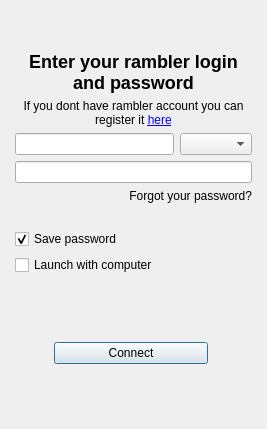
Above: src/plugins/optionsmanager/logindialog.ui from silvansky/Contacts before the change. Below: the same form after it.
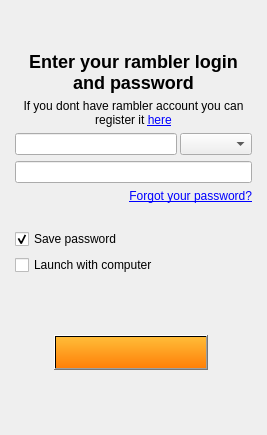
That is the form after the change.

The edit to the form file:
```diff
--- a/src/plugins/optionsmanager/logindialog.ui
+++ b/src/plugins/optionsmanager/logindialog.ui
@@ -7,7 +7,7 @@
     <x>0</x>
     <y>0</y>
     <width>267</width>
-    <height>429</height>
+    <height>435</height>
    </rect>
   </property>
   <property name="windowTitle">
@@ -91,6 +91,9 @@
       <item>
        <widget class="QFrame" name="frmLogin">
         <layout class="QHBoxLayout" name="horizontalLayout">
+         <property name="spacing">
+          <number>3</number>
+         </property>
          <property name="margin">
           <number>0</number>
          </property>
@@ -122,7 +125,7 @@
       <item>
        <widget class="QLabel" name="lblForgotPassword">
         <property name="text">
-         <string>&lt;a href=&quot; &quot;&gt;Forgot your password?&lt;/a&gt;</string>
+         <string>&lt;a href=&quot;http://id.rambler.ru/script/reminder.cgi&quot;&gt;Forgot your password?&lt;/a&gt;</string>
         </property>
         <property name="alignment">
          <set>Qt::AlignRight|Qt::AlignTrailing|Qt::AlignVCenter</set>
@@ -210,8 +213,38 @@
        <layout class="QGridLayout" name="gridLayout" columnstretch="1,4,1">
         <item row="0" column="1">
          <widget class="QPushButton" name="pbtConnect">
-          <property name="text">
-           <string>Connect</string>
+          <property name="minimumSize">
+           <size>
+            <width>0</width>
+            <height>35</height>
+           </size>
+          </property>
+          <property name="font">
+           <font>
+            <pointsize>10</pointsize>
+            <weight>75</weight>
+            <bold>true</bold>
+           </font>
+          </property>
+          <property name="cursor">
+           <cursorShape>PointingHandCursor</cursorShape>
+          </property>
+          <property name="styleSheet">
+           <string>:!hover:enabled {
+	background-color: qlineargradient(spread:pad, x1:0.517045, y1:1, x2:0.511364, y2:0, stop:0 rgba(255, 128, 8, 255), stop:1 rgba(255, 188, 56, 255));
+}
+:hover:enabled {
+	background-color: qlineargradient(spread:pad, x1:0.517045, y1:1, x2:0.511364, y2:0, stop:0 rgba(253, 174, 45, 255), stop:1 rgba(255, 218, 46, 255));
+
+}
+:!enabled {
+	background-color: qlineargradient(spread:pad, x1:0.517045, y1:1, x2:0.511364, y2:0, stop:0 rgba(208, 208, 208, 255), stop:1 rgba(240, 240, 240, 255));
+	border: 1px solid lightgray;
+}
+</string>
+          </property>
+          <property name="autoDefault">
+           <bool>false</bool>
           </property>
          </widget>
         </item>
```
